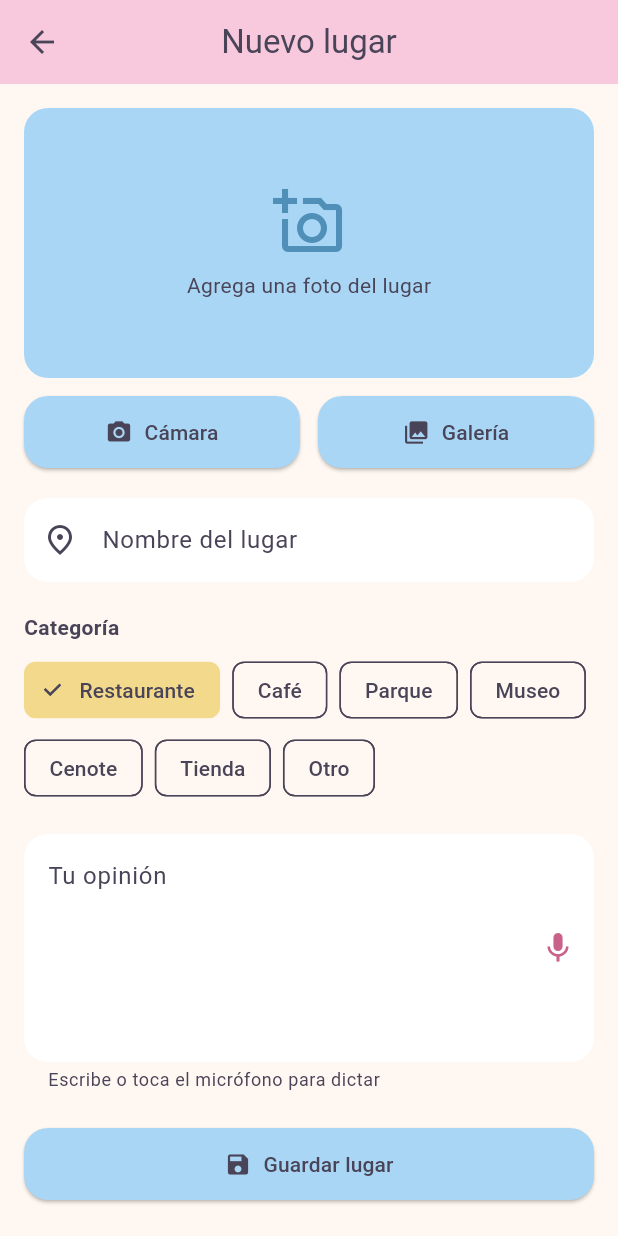
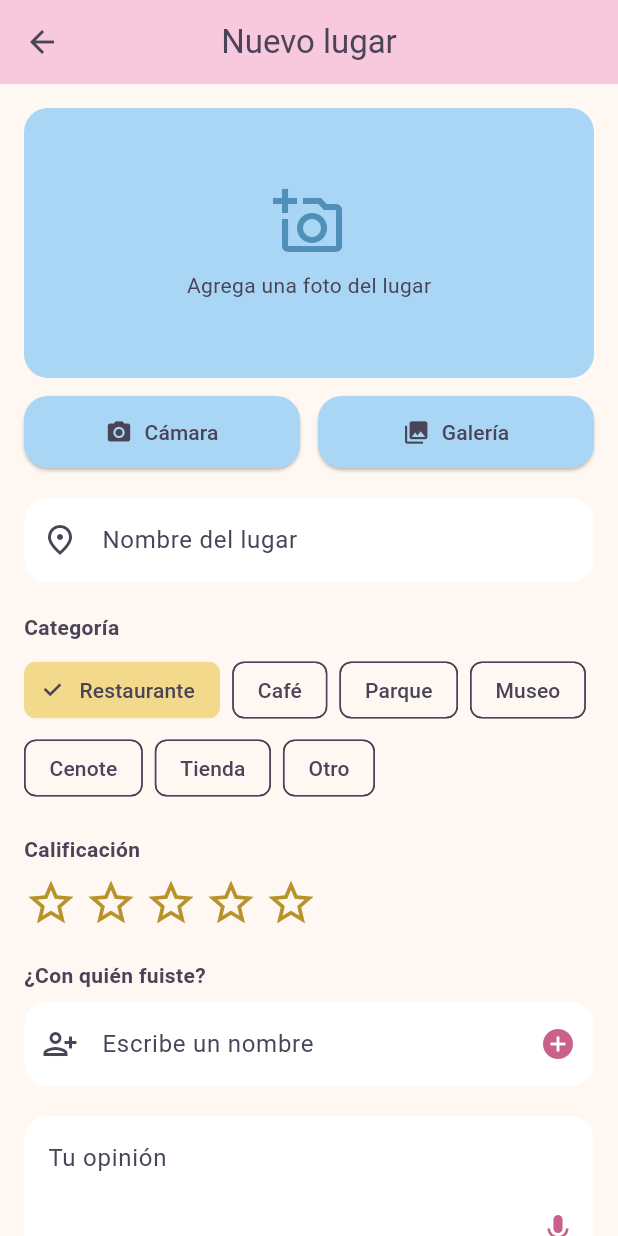
Before and after one commit to jime-nita/merida_explora, a Flutter app: the FormularioLugarScreen screen opened by its route, on a phone screen of 412 x 824 dp. Run offline on Flutter 3.47's test engine with Material 3 defaults, Android fonts, the phone set to English and light mode, and no system bars; our stand-ins replace flutter_map, geolocator, image_picker, latlong2, local_auth, permission_handler and 2 more; accounts and stored records are empty.

Commit message:
Agregar calificación con estrellas y etiquetas de personas

```diff
--- a/lib/models/lugar.dart
+++ b/lib/models/lugar.dart
@@ -11,6 +11,8 @@ class Lugar {
   final String? rutaFoto; // Ruta de la foto en el celular (puede no haber)
   final double? latitud; // Coordenadas GPS (pueden faltar si negó el permiso)
   final double? longitud;
+  final int calificacion; // Estrellas de 0 a 5 (0 = sin calificar)
+  final List<String> personas; // Con quién fue a ese lugar
 
   const Lugar({
     this.id,
@@ -21,13 +23,16 @@ class Lugar {
     this.rutaFoto,
     this.latitud,
     this.longitud,
+    this.calificacion = 0,
+    this.personas = const [],
   });
 
   /// Dice si el lugar tiene coordenadas guardadas
   bool get tieneUbicacion => latitud != null && longitud != null;
 
   /// Convierte el lugar a un Map para guardarlo en SQLite.
-  /// La foto y las coordenadas se empaquetan como JSON en "metadatos".
+  /// La foto, las coordenadas, las estrellas y las personas
+  /// se empaquetan como JSON en "metadatos".
   Map<String, dynamic> toMap() {
     return {
       'id': id,
@@ -39,6 +44,8 @@ class Lugar {
         'rutaFoto': rutaFoto,
         'latitud': latitud,
         'longitud': longitud,
+        'calificacion': calificacion,
+        'personas': personas,
       }),
     };
   }
@@ -58,6 +65,12 @@ class Lugar {
       rutaFoto: metadatos['rutaFoto'] as String?,
       latitud: (metadatos['latitud'] as num?)?.toDouble(),
       longitud: (metadatos['longitud'] as num?)?.toDouble(),
+      // Los lugares guardados antes no traen estos datos: usamos valores vacíos
+      calificacion: (metadatos['calificacion'] as num?)?.toInt() ?? 0,
+      personas: (metadatos['personas'] as List?)
+          ?.map((nombre) => nombre.toString())
+          .toList() ??
+          const [],
     );
   }
 
--- a/lib/screens/formulario_lugar_screen.dart
+++ b/lib/screens/formulario_lugar_screen.dart
@@ -9,6 +9,7 @@ import '../services/servicio_permisos.dart';
 import '../services/servicio_ubicacion.dart';
 import '../services/servicio_voz.dart';
 import '../theme/app_colors.dart';
+import '../widgets/estrellas.dart';
 
 /// Formulario para registrar un lugar nuevo:
 /// nombre, categoría, foto (cámara o galería), opinión (escrita o dictada)
@@ -49,6 +50,9 @@ class _FormularioLugarScreenState extends State<FormularioLugarScreen> {
   bool _dictando = false; // true mientras el micrófono escucha
   bool _guardando = false; // true mientras se guarda el lugar
   String _textoAntesDeDictar = ''; // Lo que ya estaba escrito antes de dictar
+  int _calificacion = 0; // Estrellas elegidas
+  final List<String> _personas = []; // Personas con las que fue
+  final _personaCtrl = TextEditingController();
 
   @override
   void initState() {
@@ -66,6 +70,7 @@ class _FormularioLugarScreenState extends State<FormularioLugarScreen> {
     if (_dictando) _servicioVoz.detener();
     _nombreCtrl.dispose();
     _opinionCtrl.dispose();
+    _personaCtrl.dispose();
     super.dispose();
   }
 
@@ -151,6 +156,14 @@ class _FormularioLugarScreenState extends State<FormularioLugarScreen> {
     }
   }
 
+  /// Agrega el nombre escrito a la lista de personas (sin repetir)
+  void _agregarPersona() {
+    final nombre = _personaCtrl.text.trim();
+    if (nombre.isEmpty || _personas.contains(nombre)) return;
+    setState(() => _personas.add(nombre));
+    _personaCtrl.clear();
+  }
+
   // ---------- Guardar ----------
 
   Future<void> _guardar() async {
@@ -184,6 +197,8 @@ class _FormularioLugarScreenState extends State<FormularioLugarScreen> {
           rutaFoto: _rutaFoto,
           latitud: latitud,
           longitud: longitud,
+          calificacion: _calificacion,
+          personas: List.of(_personas),
         ),
       );
       if (!mounted) return;
@@ -237,6 +252,8 @@ class _FormularioLugarScreenState extends State<FormularioLugarScreen> {
                   .toList(),
             ),
             const SizedBox(height: 20),
+            _seccionCalificacionYPersonas(),
+            const SizedBox(height: 20),
             TextFormField(
               controller: _opinionCtrl,
               maxLines: 5,
@@ -274,6 +291,57 @@ class _FormularioLugarScreenState extends State<FormularioLugarScreen> {
           ],
         ),
       ),
+    );
+  }
+
+  /// Estrellas para calificar y campo para anotar con quién fue
+  Widget _seccionCalificacionYPersonas() {
+    return Column(
+      crossAxisAlignment: CrossAxisAlignment.start,
+      children: [
+        const Text('Calificación',
+            style: TextStyle(fontWeight: FontWeight.bold)),
+        const SizedBox(height: 8),
+        Estrellas(
+          calificacion: _calificacion,
+          tamano: 36,
+          alCambiar: (n) => setState(() => _calificacion = n),
+        ),
+        const SizedBox(height: 20),
+        const Text('¿Con quién fuiste?',
+            style: TextStyle(fontWeight: FontWeight.bold)),
+        const SizedBox(height: 8),
+        TextField(
+          controller: _personaCtrl,
+          textCapitalization: TextCapitalization.words,
+          decoration: InputDecoration(
+            hintText: 'Escribe un nombre',
+            prefixIcon: const Icon(Icons.person_add_alt),
+            suffixIcon: IconButton(
+              tooltip: 'Agregar persona',
+              icon: const Icon(Icons.add_circle),
+              color: AppColors.rosaProfundo,
+              onPressed: _agregarPersona,
+            ),
+          ),
+          onSubmitted: (_) => _agregarPersona(),
+        ),
+        if (_personas.isNotEmpty) ...[
+          const SizedBox(height: 8),
+          Wrap(
+            spacing: 8,
+            children: _personas
+                .map(
+                  (nombre) => InputChip(
+                label: Text(nombre),
+                backgroundColor: AppColors.azulCielo,
+                onDeleted: () => setState(() => _personas.remove(nombre)),
+              ),
+            )
+                .toList(),
+          ),
+        ],
+      ],
     );
   }
 
--- /dev/null
+++ b/lib/widgets/estrellas.dart
@@ -0,0 +1,47 @@
+import 'package:flutter/material.dart';
+import '../theme/app_colors.dart';
+
+/// Fila de 5 estrellas.
+/// Si recibe [alCambiar], se pueden tocar para calificar.
+/// Si no lo recibe, solo muestra la calificación.
+class Estrellas extends StatelessWidget {
+  final int calificacion; // De 0 a 5
+  final double tamano;
+  final ValueChanged<int>? alCambiar;
+
+  const Estrellas({
+    super.key,
+    required this.calificacion,
+    this.tamano = 18,
+    this.alCambiar,
+  });
+
+  @override
+  Widget build(BuildContext context) {
+    return Row(
+      mainAxisSize: MainAxisSize.min,
+      children: List.generate(5, (indice) {
+        final numero = indice + 1;
+        final estaLlena = numero <= calificacion;
+
+        final estrella = Icon(
+          estaLlena ? Icons.star : Icons.star_border,
+          size: tamano,
+          color: AppColors.mostazaProfunda,
+        );
+
+        // Solo mostrar: no reacciona al toque
+        if (alCambiar == null) return estrella;
+
+        // Calificar: al tocar la misma estrella otra vez, se quita la calificación
+        return GestureDetector(
+          onTap: () => alCambiar!(numero == calificacion ? 0 : numero),
+          child: Padding(
+            padding: const EdgeInsets.only(right: 4),
+            child: estrella,
+          ),
+        );
+      }),
+    );
+  }
+}
```
Also changed, not shown: lib/screens/detalle_lugar_screen.dart (+24 -0 lines), lib/screens/lista_lugares_screen.dart (+10 -1 lines).
